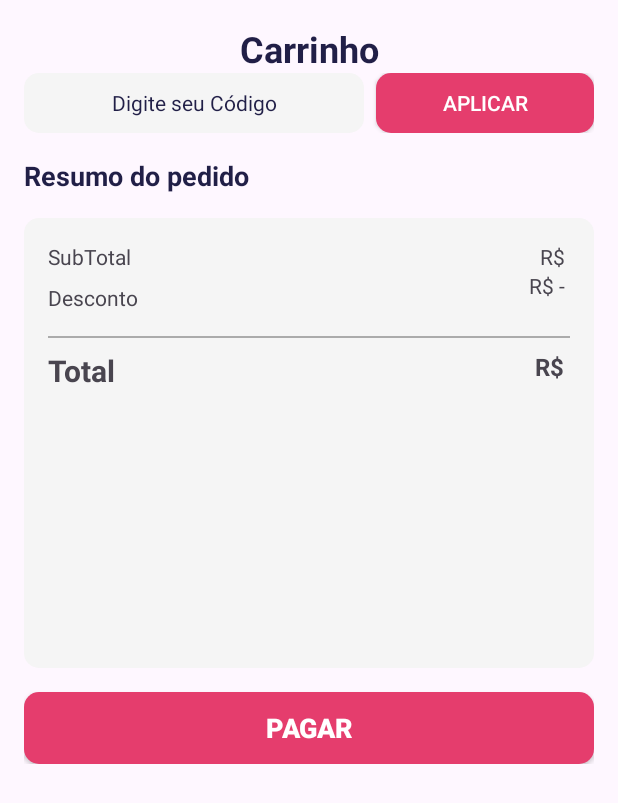
After one commit to DelValle0012/Capi-Cazzo, an Android app: the CarrinhoActivity screen opened directly, with no data from a screen before it, on a phone screen of 412 x 824 dp. The commit adds this screen. Shown: the top 803 px of the screen. Run offline under Robolectric (Android 15) with nearby library versions, the phone set to English and light mode, and no system bars.

Commit message:
Transição de Tela por Categoria
Finalizei a transição de tela por categoria e estou começando a fazer a tela final de pedido

```diff
--- a/app/build.gradle.kts
+++ b/app/build.gradle.kts
@@ -44,6 +44,7 @@ dependencies {
     implementation(libs.lifecycle.viewmodel.ktx)
     implementation(libs.navigation.fragment)
     implementation(libs.navigation.ui)
+    implementation(libs.activity)
     testImplementation(libs.junit)
     androidTestImplementation(libs.ext.junit)
     androidTestImplementation(libs.espresso.core)
--- /dev/null
+++ b/app/src/main/java/com/example/restaurant/CarrinhoActivity.java
@@ -0,0 +1,24 @@
+package com.example.restaurant;
+
+import android.os.Bundle;
+
+import androidx.activity.EdgeToEdge;
+import androidx.appcompat.app.AppCompatActivity;
+import androidx.core.graphics.Insets;
+import androidx.core.view.ViewCompat;
+import androidx.core.view.WindowInsetsCompat;
+
+public class CarrinhoActivity extends AppCompatActivity {
+
+    @Override
+    protected void onCreate(Bundle savedInstanceState) {
+        super.onCreate(savedInstanceState);
+        EdgeToEdge.enable(this);
+        setContentView(R.layout.activity_carrinho);
+        ViewCompat.setOnApplyWindowInsetsListener(findViewById(R.id.main), (v, insets) -> {
+            Insets systemBars = insets.getInsets(WindowInsetsCompat.Type.systemBars());
+            v.setPadding(systemBars.left, systemBars.top, systemBars.right, systemBars.bottom);
+            return insets;
+        });
+    }
+}
--- a/app/src/main/java/com/example/restaurant/ui/home/HomeFragment.java
+++ b/app/src/main/java/com/example/restaurant/ui/home/HomeFragment.java
@@ -72,32 +72,27 @@ public class HomeFragment extends Fragment {
         recyclerViewCategoryList = binding.recyclerViewCategoryList;
         recyclerViewCategoryList.setLayoutManager(linearLayoutManager);
 
-        // Renomeie a variável ArrayList
         ArrayList<CategoryDomain> categoryList = new ArrayList<>();
         categoryList.add(new CategoryDomain("Entradas", "cat_1"));
-        categoryList.add(new CategoryDomain("Principal", "cat_2"));
+        categoryList.add(new CategoryDomain("Principais", "cat_2"));
         categoryList.add(new CategoryDomain("Bebidas", "cat_3"));
         categoryList.add(new CategoryDomain("Sobremesas", "cat_4"));
 
         adapter = new CategoryAdaptor(categoryList, selectedCategory -> {
-            String selectedTitle = selectedCategory.getTitle();
-            // Crie o fragmento de destino
-            NotificationsFragment notificationsFragment = new NotificationsFragment();
+            String nomeCategoria = selectedCategory.getTitle();
 
             // Crie um Bundle para passar a categoria selecionada
-            Bundle bundle = new Bundle();
-            bundle.putString("selectedCategory", selectedCategory.getTitle());
+            Bundle categoria = new Bundle();
+            categoria.putString("categoriaSelecionada", nomeCategoria);
 
-            // Defina os argumentos no fragmento
-            notificationsFragment.setArguments(bundle);
-
-            // Navegue para o fragmento
+            // Navegue para o NotificationsFragment com o Bundle
             NavController navController = Navigation.findNavController(requireActivity(), R.id.nav_host_fragment_activity_main);
-            navController.navigate(R.id.action_navigation_home_to_navigation_notifications);
+            navController.navigate(R.id.action_navigation_home_to_navigation_notifications, categoria);
         });
 
         recyclerViewCategoryList.setAdapter(adapter);
     }
+
 
 
 //    private void recyclerViewPopulares() {
--- a/app/src/main/java/com/example/restaurant/ui/notifications/NotificationsFragment.java
+++ b/app/src/main/java/com/example/restaurant/ui/notifications/NotificationsFragment.java
@@ -37,13 +37,21 @@ public class NotificationsFragment extends Fragment {
     public View onCreateView(@NonNull LayoutInflater inflater, @Nullable ViewGroup container, @Nullable Bundle savedInstanceState) {
         View rootView = inflater.inflate(R.layout.fragment_notifications, container, false);
 
+        // Recuperar o argumento da categoria
+        String categoria = "Todos os Pratos"; // Valor padrão caso não seja passado
+        if (getArguments() != null) {
+            categoria = getArguments().getString("categoriaSelecionada", "Todos os Pratos");
+        }
+
+        Toast.makeText(getContext(), "Categoria selecionada: " + categoria, Toast.LENGTH_SHORT).show();
+
         // Inicializar o ListView e botões
         menuListView = rootView.findViewById(R.id.menu_list);
         btnViewOrder = rootView.findViewById(R.id.btn_view_order);
         btnFinalizeOrder = rootView.findViewById(R.id.btn_finalize_order);
 
-        // Carregar os itens do JSON
-        items = loadItemsFromJson(getContext());
+        // Carregar os itens do JSON com base na categoria
+        items = loadItemsFromJson(getContext(), categoria);
         if (items != null) {
             MenuAdapter menuAdapter = new MenuAdapter(getContext(), items);
             menuListView.setAdapter(menuAdapter);
@@ -52,53 +60,29 @@ public class NotificationsFragment extends Fragment {
         }
 
         // Configurar eventos dos botões
-        btnViewOrder.setOnClickListener(v -> {
-            // Implementar a lógica do botão Ver Pedido
-            Toast.makeText(getContext(), "Visualizar pedido clicado!", Toast.LENGTH_SHORT).show();
-        });
-
-        btnFinalizeOrder.setOnClickListener(v -> {
-            // Implementar a lógica do botão Finalizar Pedido
-            Toast.makeText(getContext(), "Pedido finalizado!", Toast.LENGTH_SHORT).show();
-        });
+        btnViewOrder.setOnClickListener(v -> Toast.makeText(getContext(), "Visualizar pedido clicado!", Toast.LENGTH_SHORT).show());
+        btnFinalizeOrder.setOnClickListener(v -> Toast.makeText(getContext(), "Pedido finalizado!", Toast.LENGTH_SHORT).show());
 
         return rootView;
     }
 
-    private ArrayList<Item> loadItemsFromJson(Context context) {
+    private ArrayList<Item> loadItemsFromJson(Context context, String categoria) {
         ArrayList<Item> itemList = new ArrayList<>();
         try {
-            // Ler o arquivo JSON
             InputStream inputStream = context.getAssets().open("produtos.json");
             int size = inputStream.available();
             byte[] buffer = new byte[size];
             inputStream.read(buffer);
             inputStream.close();
 
-            // Converter para string
             String json = new String(buffer, "UTF-8");
+            JSONObject jsonObject = new JSONObject(json);
 
-            // Parsear o JSON
-            JSONObject jsonObject = new JSONObject(json); // O JSON é um objeto, não um array
-
-            //if(categoria.equals = "Pratos Principais"
-//            {
-//                JSONArray pratosPrincipais = jsonObject.getJSONArray("Pratos Principais");
-//                addItemsToList(itemList, pratosPrincipais);
-//            }
-
-            // Acesse as categorias diretamente no JSON
-            JSONArray pratosPrincipais = jsonObject.getJSONArray("Pratos Principais");
-            JSONArray bebidas = jsonObject.getJSONArray("Bebidas");
-            JSONArray sobremesas = jsonObject.getJSONArray("Sobremesas");
-            JSONArray todosOsPratos = jsonObject.getJSONArray("Todos os Pratos");
-
-            // Adicionar os itens de cada categoria à lista
-            addItemsToList(itemList, pratosPrincipais);
-            addItemsToList(itemList, bebidas);
-            addItemsToList(itemList, sobremesas);
-            addItemsToList(itemList, todosOsPratos);
-
+            // Recuperar itens específicos da categoria
+            JSONArray jsonArray = jsonObject.optJSONArray(categoria);
+            if (jsonArray != null) {
+                addItemsToList(itemList, jsonArray);
+            }
         } catch (IOException | JSONException e) {
             Log.e("NotificationsFragment", "Erro ao carregar o JSON", e);
         }
--- /dev/null
+++ b/app/src/main/res/drawable/grey_background.xml
@@ -0,0 +1,10 @@
+<?xml version="1.0" encoding="utf-8"?>
+<selector xmlns:android="http://schemas.android.com/apk/res/android">
+    <item>
+        <shape android:shape="rectangle">
+            <solid android:color="@color/grey"/>
+            <corners android:radius="10dp"/>
+        </shape>
+
+    </item>
+</selector>
--- /dev/null
+++ b/app/src/main/res/drawable/red_button_background.xml
@@ -0,0 +1,9 @@
+<?xml version="1.0" encoding="utf-8"?>
+<selector xmlns:android="http://schemas.android.com/apk/res/android">
+    <item>
+        <shape android:shape="rectangle">
+            <solid android:color="@color/vermelhorosa"/>
+            <corners android:radius="10dp"/>
+        </shape>
+    </item>
+</selector>
--- /dev/null
+++ b/app/src/main/res/layout/activity_carrinho.xml
@@ -0,0 +1,183 @@
+<?xml version="1.0" encoding="utf-8"?>
+<androidx.constraintlayout.widget.ConstraintLayout xmlns:android="http://schemas.android.com/apk/res/android"
+    xmlns:app="http://schemas.android.com/apk/res-auto"
+    xmlns:tools="http://schemas.android.com/tools"
+    android:id="@+id/main"
+    android:layout_width="match_parent"
+    android:layout_height="match_parent"
+    tools:context=".CarrinhoActivity">
+
+    <ImageView
+        android:id="@+id/backBnt"
+        android:layout_width="wrap_content"
+        android:layout_height="wrap_content"
+        android:layout_marginStart="16dp"
+        android:layout_marginTop="16dp"
+        android:padding="4dp"
+        app:layout_constraintStart_toStartOf="parent"
+        app:layout_constraintTop_toTopOf="parent"
+        tools:srcCompat="@drawable/back" />
+
+    <ScrollView
+        android:layout_width="match_parent"
+        android:layout_height="match_parent">
+
+        <LinearLayout
+            android:layout_width="match_parent"
+            android:layout_height="wrap_content"
+            android:orientation="vertical"
+            android:padding="16dp">
+
+            <TextView
+                android:id="@+id/textView5"
+                android:layout_width="match_parent"
+                android:layout_height="wrap_content"
+                android:text="Carrinho"
+                android:textStyle="bold"
+                android:textAlignment="center"
+                android:textSize="24sp"
+                android:textColor="#211F47"/>
+
+            <androidx.recyclerview.widget.RecyclerView
+                android:id="@+id/cardView"
+                android:layout_width="match_parent"
+                android:layout_height="match_parent"
+                android:clipToPadding="false"
+                />
+
+            <LinearLayout
+                android:layout_width="match_parent"
+                android:layout_height="match_parent"
+                android:orientation="horizontal">
+
+                <EditText
+                    android:id="@+id/editTextText"
+                    android:layout_width="wrap_content"
+                    android:layout_height="40dp"
+                    android:layout_weight="1"
+                    android:ems="10"
+                    android:background="@drawable/grey_background"
+                    android:textSize="14sp"
+                    android:textAlignment="center"
+                    android:textColorHint="#211F47"
+                    android:textColor="#211F47"
+                    android:layout_marginEnd="8dp"
+                    android:inputType="text"
+                    android:hint="Digite seu Código"/>
+
+                <androidx.appcompat.widget.AppCompatButton
+                    android:id="@+id/button"
+                    style="@style/Widget.AppCompat.Button"
+                    android:layout_width="145dp"
+                    android:layout_height="40dp"
+                    android:text="Aplicar"
+                    android:textColor="@color/white"
+                    android:background="@drawable/red_button_background"/>
+            </LinearLayout>
+
+            <TextView
+                android:id="@+id/textView6"
+                android:layout_width="match_parent"
+                android:layout_height="wrap_content"
+                android:text="Resumo do pedido"
+                android:textColor="#211F47"
+                android:textSize="18sp"
+                android:textStyle="bold"
+                android:layout_marginTop="16dp"
+                />
+
+            <androidx.constraintlayout.widget.ConstraintLayout
+                android:layout_width="match_parent"
+                android:layout_height="300dp"
+                android:background="@drawable/grey_background"
+                android:layout_marginTop="16dp">
+
+                <TextView
+                    android:id="@+id/textView14"
+                    android:layout_width="wrap_content"
+                    android:layout_height="wrap_content"
+                    android:layout_marginEnd="16dp"
+                    android:text="R$ "
+                    app:layout_constraintEnd_toEndOf="parent"
+                    app:layout_constraintTop_toTopOf="@+id/textView7" />
+
+                <TextView
+                    android:id="@+id/textView7"
+                    android:layout_width="wrap_content"
+                    android:layout_height="wrap_content"
+                    android:layout_marginStart="16dp"
+                    android:layout_marginTop="16dp"
+                    android:text="SubTotal"
+                    app:layout_constraintStart_toStartOf="parent"
+                    app:layout_constraintTop_toTopOf="parent"
+
+                    />
+
+                <TextView
+                    android:id="@+id/textView8"
+                    android:layout_width="wrap_content"
+                    android:layout_height="wrap_content"
+                    android:layout_marginTop="8dp"
+                    android:text="Desconto"
+                    app:layout_constraintStart_toStartOf="@+id/textView7"
+                    app:layout_constraintTop_toBottomOf="@+id/textView7" />
+
+                <TextView
+                    android:id="@+id/textView9"
+                    android:layout_width="wrap_content"
+                    android:layout_height="wrap_content"
+                    android:layout_marginEnd="16dp"
+                    android:text="R$ "
+                    android:textSize="16sp"
+                    android:textStyle="bold"
+                    app:layout_constraintEnd_toEndOf="parent"
+                    app:layout_constraintTop_toTopOf="@+id/TV_Total" />
+
+                <View
+                    android:id="@+id/view"
+                    android:layout_width="0dp"
+                    android:layout_height="1dp"
+                    android:layout_marginStart="16dp"
+                    android:layout_marginTop="16dp"
+                    android:layout_marginEnd="16dp"
+                    android:background="#ABABAB"
+                    app:layout_constraintEnd_toEndOf="parent"
+                    app:layout_constraintStart_toStartOf="parent"
+                    app:layout_constraintTop_toBottomOf="@id/textView8"/>
+
+                <TextView
+                    android:id="@+id/TV_Total"
+                    android:layout_width="wrap_content"
+                    android:layout_height="wrap_content"
+                    android:layout_marginTop="8dp"
+                    android:text="Total"
+                    android:textSize="20sp"
+                    android:textStyle="bold"
+                    app:layout_constraintStart_toStartOf="@id/textView8"
+                    app:layout_constraintTop_toBottomOf="@id/view" />
+
+                <TextView
+                    android:id="@+id/textView10"
+                    android:layout_width="wrap_content"
+                    android:layout_height="wrap_content"
+                    android:text="R$ - "
+                    app:layout_constraintEnd_toEndOf="@+id/textView9"
+                    app:layout_constraintTop_toBottomOf="@+id/textView14" />
+            </androidx.constraintlayout.widget.ConstraintLayout>
+
+
+            <androidx.appcompat.widget.AppCompatButton
+                style="@style/Widget.AppCompat.Button"
+                android:id="@+id/btn_pagar"
+                android:layout_width="match_parent"
+                android:layout_height="wrap_content"
+                android:layout_marginTop="16dp"
+                android:background="@drawable/red_button_background"
+                android:text="Pagar"
+                android:textColor="@color/white"
+                android:textSize="18sp"
+                android:textStyle="bold"/>
+
+        </LinearLayout>
+    </ScrollView>
+</androidx.constraintlayout.widget.ConstraintLayout>
--- a/app/src/main/res/layout/produtos.xml
+++ /dev/null
@@ -1,6 +0,0 @@
-<?xml version="1.0" encoding="utf-8"?>
-<androidx.constraintlayout.widget.ConstraintLayout xmlns:android="http://schemas.android.com/apk/res/android"
-    android:layout_width="match_parent"
-    android:layout_height="match_parent">
-
-</androidx.constraintlayout.widget.ConstraintLayout>
--- a/app/src/main/res/values/colors.xml
+++ b/app/src/main/res/values/colors.xml
@@ -7,4 +7,6 @@
     <color name="button_color">#FF7043</color>
     <color name="button_pressed_color">#FFD700</color>
     <color name="fundo_logo">#0E0D0E</color>
+    <color name="grey">#F5F5F5</color>
+    <color name="vermelhorosa">#E53D6D</color>
 </resources>
--- a/gradle/libs.versions.toml
+++ b/gradle/libs.versions.toml
@@ -10,6 +10,7 @@ lifecycleLivedataKtx = "2.8.6"
 lifecycleViewmodelKtx = "2.8.6"
 navigationFragment = "2.8.3"
 navigationUi = "2.8.3"
+activity = "1.9.3"
 
 [libraries]
 junit = { group = "junit", name = "junit", version.ref = "junit" }
@@ -22,6 +23,7 @@ lifecycle-livedata-ktx = { group = "androidx.lifecycle", name = "lifecycle-lived
 lifecycle-viewmodel-ktx = { group = "androidx.lifecycle", name = "lifecycle-viewmodel-ktx", version.ref = "lifecycleViewmodelKtx" }
 navigation-fragment = { group = "androidx.navigation", name = "navigation-fragment", version.ref = "navigationFragment" }
 navigation-ui = { group = "androidx.navigation", name = "navigation-ui", version.ref = "navigationUi" }
+activity = { group = "androidx.activity", name = "activity", version.ref = "activity" }
 
 [plugins]
 android-application = { id = "com.android.application", version.ref = "agp" }
```
Also changed, not shown: app/src/main/AndroidManifest.xml (+5 -3 lines), app/src/main/assets/produtos.json (+14 -1 lines).
